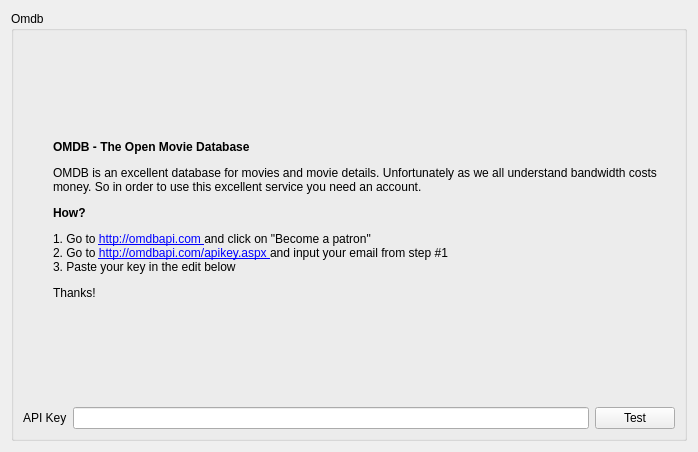
The window that gui/omdb.ui (ensisoft/newsflash-plus) describes before a commit, drawn with Qt 5.
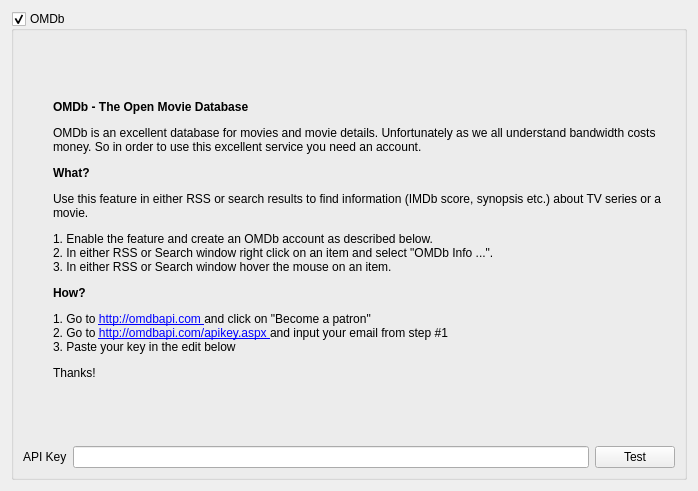
The same window after the commit.

Commit message:
Support disabling OMDb movie/tv searches
Support disabling OMDb movie/tv searches.

Added a flag to disable OMDb movie searches. Toggling this flag
can enable/disable OMDb movie/tv queries regardless if the OMDb
API Key is set or not.

Issue #94

Diff of the .ui file:
```diff
--- a/gui/omdb.ui
+++ b/gui/omdb.ui
@@ -7,7 +7,7 @@
     <x>0</x>
     <y>0</y>
     <width>698</width>
-    <height>452</height>
+    <height>491</height>
    </rect>
   </property>
   <property name="windowTitle">
@@ -17,7 +17,10 @@
    <item>
     <widget class="QGroupBox" name="groupBox">
      <property name="title">
-      <string>Omdb</string>
+      <string>OMDb</string>
+     </property>
+     <property name="checkable">
+      <bool>true</bool>
      </property>
      <layout class="QVBoxLayout" name="verticalLayout">
       <item>
@@ -29,7 +32,7 @@
          </sizepolicy>
         </property>
         <property name="text">
-         <string>&lt;html&gt;&lt;head/&gt;&lt;body&gt;&lt;p&gt;&lt;span style=&quot; font-weight:600;&quot;&gt;OMDB - The Open Movie Database&lt;/span&gt;&lt;/p&gt;&lt;p&gt;OMDB is an excellent database for movies and movie details. Unfortunately as we all understand bandwidth costs money. So in order to use this excellent service you need an account. &lt;/p&gt;&lt;p&gt;&lt;span style=&quot; font-weight:600;&quot;&gt;How?&lt;/span&gt;&lt;/p&gt;&lt;p&gt;1. Go to &lt;a href=&quot;http://omdbapi.com&quot;&gt;&lt;span style=&quot; text-decoration: underline; color:#0000ff;&quot;&gt;http://omdbapi.com &lt;/span&gt;&lt;/a&gt;and click on &amp;quot;Become a patron&amp;quot;&lt;br/&gt;2. Go to &lt;a href=&quot;http://omdbapi.com/apikey.aspx&quot;&gt;&lt;span style=&quot; text-decoration: underline; color:#0000ff;&quot;&gt;http://omdbapi.com/apikey.aspx &lt;/span&gt;&lt;/a&gt;and input your email from step #1&lt;br/&gt;3. Paste your key in the edit below&lt;/p&gt;&lt;p&gt;Thanks!&lt;/p&gt;&lt;/body&gt;&lt;/html&gt;</string>
+         <string>&lt;html&gt;&lt;head/&gt;&lt;body&gt;&lt;p&gt;&lt;span style=&quot; font-weight:600;&quot;&gt;OMDb - The Open Movie Database&lt;/span&gt;&lt;/p&gt;&lt;p&gt;OMDb is an excellent database for movies and movie details. Unfortunately as we all understand bandwidth costs money. So in order to use this excellent service you need an account. &lt;/p&gt;&lt;p&gt;&lt;span style=&quot; font-weight:600;&quot;&gt;What?&lt;/span&gt;&lt;/p&gt;&lt;p&gt;Use this feature in either RSS or search results to find information (IMDb score, synopsis etc.) about TV series or a movie.&lt;/p&gt;&lt;p&gt;1. Enable the feature and create an OMDb account as described below.&lt;br/&gt;2. In either RSS or Search window right click on an item and select &amp;quot;OMDb Info ...&amp;quot;. &lt;br/&gt;3. In either RSS or Search window hover the mouse on an item. &lt;/p&gt;&lt;p&gt;&lt;span style=&quot; font-weight:600;&quot;&gt;How?&lt;/span&gt;&lt;/p&gt;&lt;p&gt;1. Go to &lt;a href=&quot;http://omdbapi.com&quot;&gt;&lt;span style=&quot; text-decoration: underline; color:#0000ff;&quot;&gt;http://omdbapi.com &lt;/span&gt;&lt;/a&gt;and click on &amp;quot;Become a patron&amp;quot;&lt;br/&gt;2. Go to &lt;a href=&quot;http://omdbapi.com/apikey.aspx&quot;&gt;&lt;span style=&quot; text-decoration: underline; color:#0000ff;&quot;&gt;http://omdbapi.com/apikey.aspx &lt;/span&gt;&lt;/a&gt;and input your email from step #1&lt;br/&gt;3. Paste your key in the edit below&lt;/p&gt;&lt;p&gt;Thanks!&lt;/p&gt;&lt;/body&gt;&lt;/html&gt;</string>
         </property>
         <property name="textFormat">
          <enum>Qt::RichText</enum>
```
Left out of the diff: 2 changed lines with no effect on the pictures. The commit also changes 10 other files.
